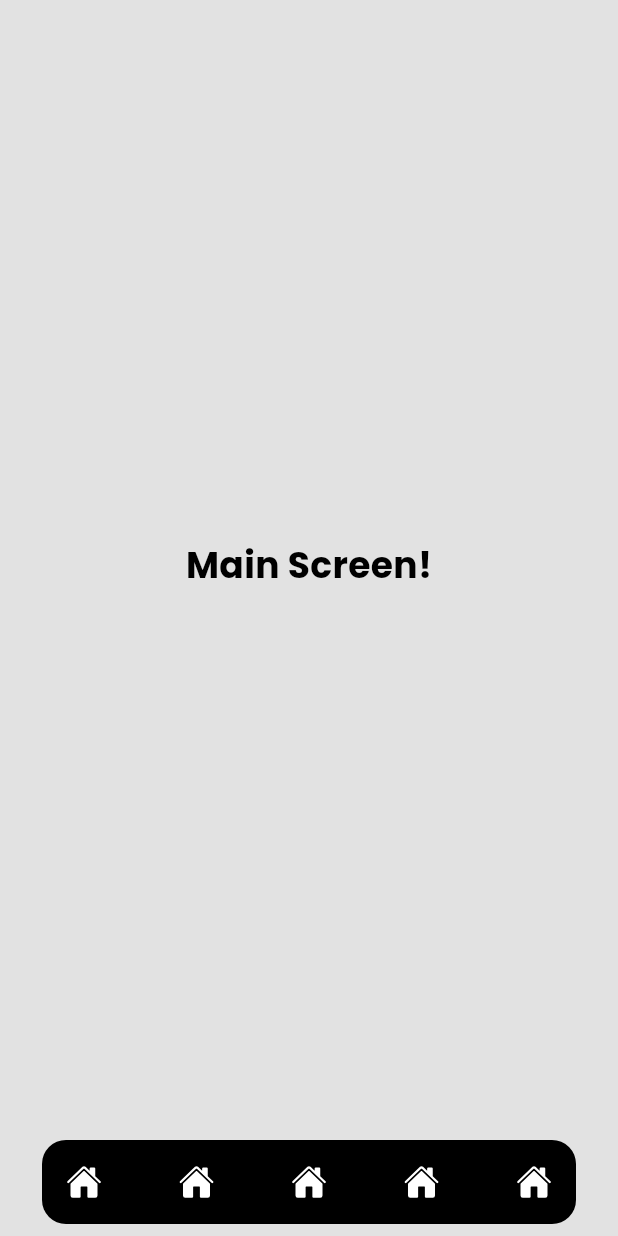
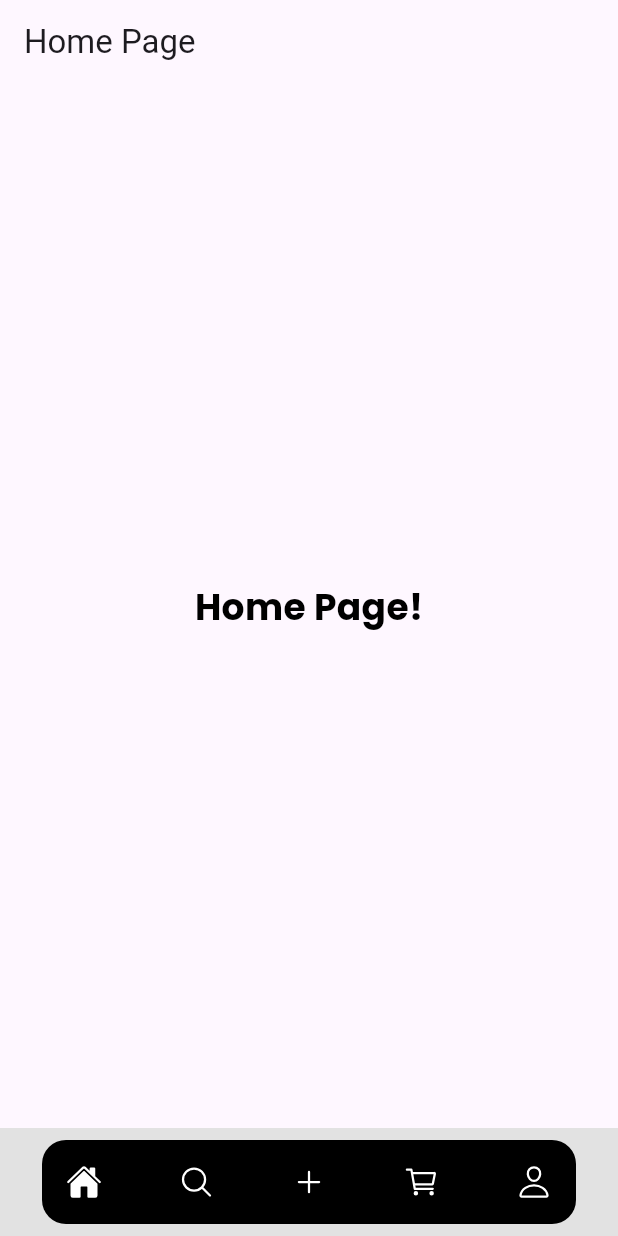
Before and after one commit to amhimel/shop-app, a Flutter app: the screen it shows after launch, on a phone screen of 412 x 824 dp. Run offline on Flutter 3.47's test engine with Material 3 defaults, Android fonts, the phone set to English and light mode, and no system bars; our stand-ins replace google_fonts, ionicons.

Commit message:
nav bar added with provider

```diff
--- /dev/null
+++ b/lib/app.dart
@@ -0,0 +1,16 @@
+import 'package:flutter/material.dart';
+import 'package:shop_app/views/ui/mainscreen.dart';
+
+class MyApp extends StatelessWidget {
+  const MyApp({super.key});
+
+  @override
+  Widget build(BuildContext context) {
+    return MaterialApp(
+      title: 'Shop App',
+      theme: ThemeData(primarySwatch: Colors.blue),
+      home: Mainscreen(),
+      debugShowCheckedModeBanner: false,
+    );
+  }
+}
--- /dev/null
+++ b/lib/controllers/main_screen_notifier_provider.dart
@@ -0,0 +1,12 @@
+import 'package:flutter/material.dart';
+
+class MainScreenNotifierProvider extends ChangeNotifier {
+  int _pageIndex = 0;
+
+  int get pageIndex => _pageIndex;
+
+  set setPageIndex(int index) {
+    _pageIndex = index;
+    notifyListeners();
+  }
+}
--- a/lib/ui/mainscreen.dart
+++ /dev/null
@@ -1,43 +0,0 @@
-import 'package:flutter/material.dart';
-import 'package:shop_app/views/shared/appstyle.dart';
-import 'package:shop_app/views/shared/bottom_nav_widget.dart';
-
-class Mainscreen extends StatelessWidget {
-  const Mainscreen({super.key});
-
-  @override
-  Widget build(BuildContext context) {
-    return Scaffold(
-      backgroundColor: Color(0xFFE2E2E2),
-      bottomNavigationBar: SafeArea(
-        child: Padding(
-          padding: EdgeInsets.all(8),
-          child: Container(
-            padding: EdgeInsets.all(10),
-            margin: EdgeInsets.symmetric(horizontal: 20),
-            decoration: BoxDecoration(
-              color: Colors.black,
-              borderRadius: BorderRadius.circular(16),
-            ),
-            child: Row(
-              mainAxisAlignment: MainAxisAlignment.spaceBetween,
-              children: [
-                const BottmNavWidget(),
-                const BottmNavWidget(),
-                const BottmNavWidget(),
-                const BottmNavWidget(),
-                const BottmNavWidget(),
-              ],
-            ),
-          ),
-        ),
-      ),
-      body: Center(
-        child: Text(
-          'Main Screen!',
-          style: appstyle(24, FontWeight.bold, Colors.black),
-        ),
-      ),
-    );
-  }
-}
--- /dev/null
+++ b/lib/views/shared/bottom_nav.dart
@@ -0,0 +1,75 @@
+import 'package:flutter/material.dart';
+import 'package:ionicons/ionicons.dart';
+import 'package:provider/provider.dart';
+import 'package:shop_app/controllers/main_screen_notifier_provider.dart';
+import 'package:shop_app/views/shared/bottom_nav_widget.dart';
+
+class BottomNavBar extends StatelessWidget {
+  const BottomNavBar({super.key});
+
+  @override
+  Widget build(BuildContext context) {
+    return Consumer<MainScreenNotifierProvider>(
+      builder: (context, mainScreenProvider, child) {
+        return SafeArea(
+          child: Padding(
+            padding: EdgeInsets.all(8),
+            child: Container(
+              padding: EdgeInsets.all(10),
+              margin: EdgeInsets.symmetric(horizontal: 20),
+              decoration: BoxDecoration(
+                color: Colors.black,
+                borderRadius: BorderRadius.circular(16),
+              ),
+              child: Row(
+                mainAxisAlignment: MainAxisAlignment.spaceBetween,
+                children: [
+                  BottmNavWidget(
+                    onTap: () {
+                      mainScreenProvider.setPageIndex = 0;
+                    },
+                    icon: mainScreenProvider.pageIndex == 0
+                        ? Ionicons.home
+                        : Ionicons.home_outline,
+                  ),
+                  BottmNavWidget(
+                    onTap: () {
+                      mainScreenProvider.setPageIndex = 1;
+                    },
+                    icon: mainScreenProvider.pageIndex == 1
+                        ? Ionicons.search
+                        : Ionicons.search_outline,
+                  ),
+                  BottmNavWidget(
+                    onTap: () {
+                      mainScreenProvider.setPageIndex = 2;
+                    },
+                    icon: mainScreenProvider.pageIndex == 2
+                        ? Ionicons.add
+                        : Ionicons.add_outline,
+                  ),
+                  BottmNavWidget(
+                    onTap: () {
+                      mainScreenProvider.setPageIndex = 3;
+                    },
+                    icon: mainScreenProvider.pageIndex == 3
+                        ? Ionicons.cart
+                        : Ionicons.cart_outline,
+                  ),
+                  BottmNavWidget(
+                    onTap: () {
+                      mainScreenProvider.setPageIndex = 4;
+                    },
+                    icon: mainScreenProvider.pageIndex == 4
+                        ? Ionicons.person
+                        : Ionicons.person_outline,
+                  ),
+                ],
+              ),
+            ),
+          ),
+        );
+      },
+    );
+  }
+}
--- a/lib/views/shared/bottom_nav_widget.dart
+++ b/lib/views/shared/bottom_nav_widget.dart
@@ -1,17 +1,19 @@
 import 'package:flutter/material.dart';
-import 'package:ionicons/ionicons.dart';
 
 class BottmNavWidget extends StatelessWidget {
-  const BottmNavWidget({super.key});
+  const BottmNavWidget({super.key, this.onTap, this.icon});
+
+  final void Function()? onTap;
+  final IconData? icon;
 
   @override
   Widget build(BuildContext context) {
     return GestureDetector(
-      onTap: () {},
+      onTap: onTap,
       child: SizedBox(
         height: 36,
         width: 36,
-        child: Icon(Ionicons.home, color: Colors.white),
+        child: Icon(icon, color: Colors.white),
       ),
     );
   }
--- /dev/null
+++ b/lib/views/ui/home_page.dart
@@ -0,0 +1,24 @@
+import 'package:flutter/material.dart';
+import 'package:shop_app/views/shared/appstyle.dart';
+
+class HomePage extends StatefulWidget {
+  const HomePage({super.key});
+
+  @override
+  State<HomePage> createState() => _HomePageState();
+}
+
+class _HomePageState extends State<HomePage> {
+  @override
+  Widget build(BuildContext context) {
+    return Scaffold(
+      appBar: AppBar(title: const Text('Home Page')),
+      body: Center(
+        child: Text(
+          'Home Page!',
+          style: appstyle(24, FontWeight.bold, Colors.black),
+        ),
+      ),
+    );
+  }
+}
--- /dev/null
+++ b/lib/views/ui/mainscreen.dart
@@ -0,0 +1,38 @@
+import 'package:flutter/material.dart';
+import 'package:provider/provider.dart';
+import 'package:shop_app/controllers/main_screen_notifier_provider.dart';
+import 'package:shop_app/views/shared/bottom_nav.dart';
+import 'package:shop_app/views/shared/bottom_nav_widget.dart';
+import 'package:shop_app/views/ui/cart_page.dart';
+import 'package:shop_app/views/ui/home_page.dart';
+import 'package:shop_app/views/ui/profile_page.dart';
+import 'package:shop_app/views/ui/search_page.dart';
+
+class Mainscreen extends StatelessWidget {
+  const Mainscreen({super.key});
+
+  final List<Widget> pageList = const [
+    HomePage(),
+    SearchPage(),
+    HomePage(),
+    CartPage(),
+    ProfilePage(),
+
+  ];
+
+  @override
+  Widget build(BuildContext context) {
+    return Consumer<MainScreenNotifierProvider>(
+      builder: (context, mainScreenProvider, child) {
+        int pageIndex = mainScreenProvider.pageIndex;
+        return Scaffold(
+          backgroundColor: Color(0xFFE2E2E2),
+
+          body: pageList[pageIndex],
+
+          bottomNavigationBar: const BottomNavBar(),
+        );
+      },
+    );
+  }
+}
--- a/pubspec.yaml
+++ b/pubspec.yaml
@@ -36,6 +36,7 @@ dependencies:
   cupertino_icons: ^1.0.8
   google_fonts: ^6.3.3
   ionicons: ^0.2.2
+  provider: ^6.1.5+1
 
 dev_dependencies:
   flutter_test:
```
Also changed, not shown: lib/main.dart (+10 -5 lines), lib/views/ui/cart_page.dart (added, +24 -0 lines), lib/views/ui/profile_page.dart (added, +24 -0 lines), lib/views/ui/search_page.dart (added, +24 -0 lines), pubspec.lock, 1 other file.
